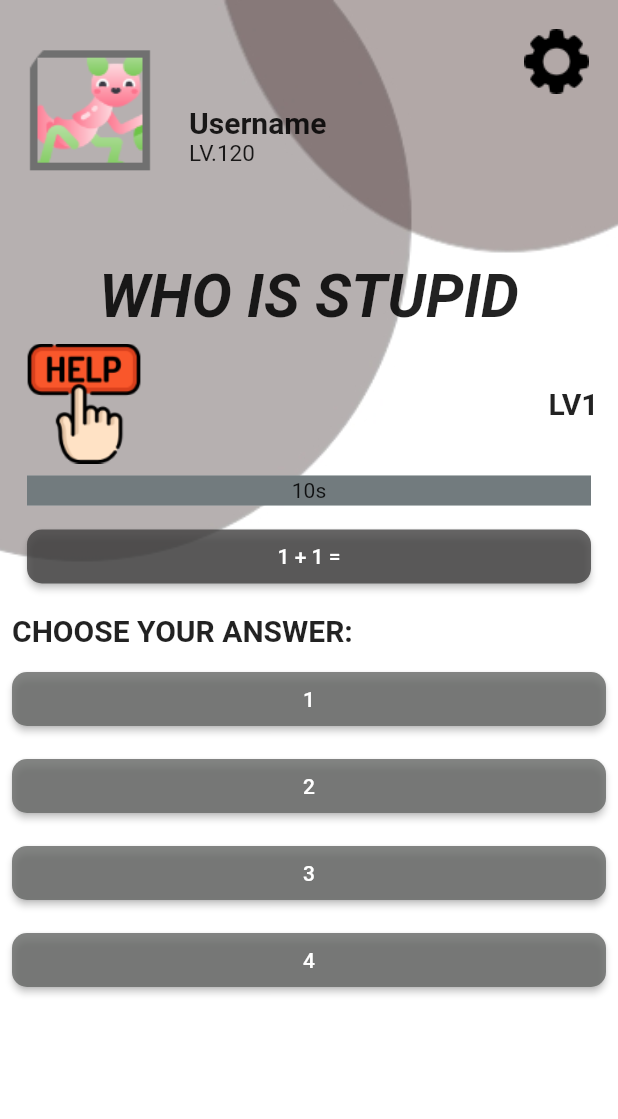
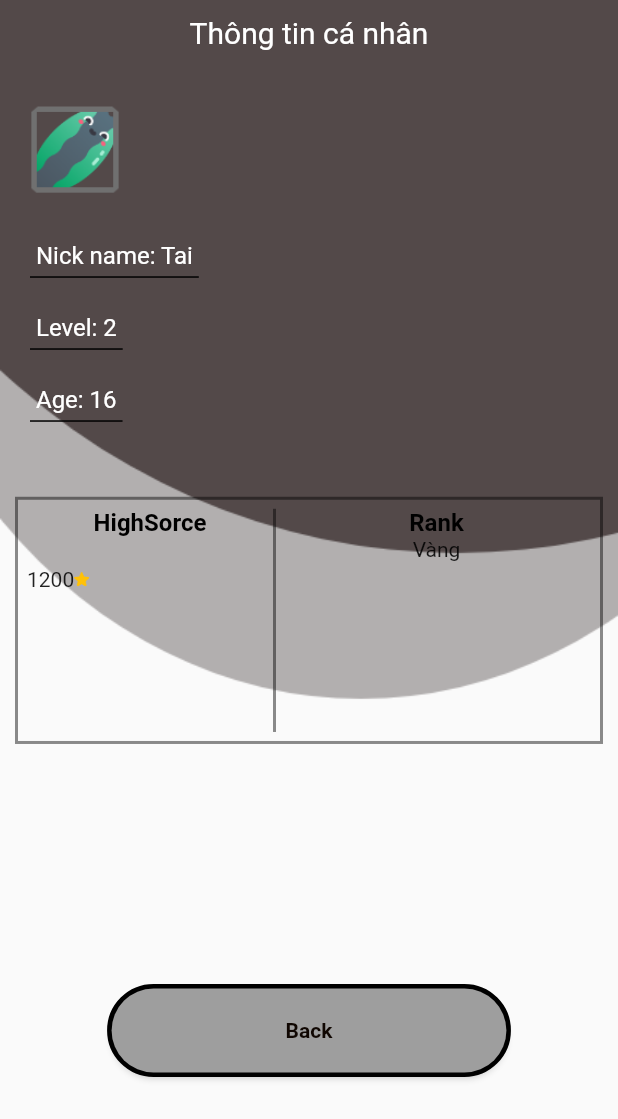
Before and after one commit to tainguyen2304/gameFlutter, a Flutter app: the screen it shows after launch, on a phone screen of 412 x 824 dp. Shown: the top 1119 px of the screen. Run offline on Flutter 3.47's test engine with Material 2 defaults, Android fonts, the light colour scheme and no system bars; drawn by our look-alikes of percent_indicator; Roboto replaces fonts that are missing (MyFont).

Commit message:
improvement flow

```diff
--- a/lib/main.dart
+++ b/lib/main.dart
@@ -1,20 +1,6 @@
+import 'package/Welcome.dart';
 import 'package:flutter/material.dart';
-import 'package:game/package/giao_dien_chienthang.dart';
-import 'package/gioi_thieu.dart';
-import 'package/dangnhap.dart';
-import 'package/chance_password.dart';
-import 'package/giao_dien_thongtin_email.dart';
-import 'package/giao_dien_OTP.dart';
-import 'package:game/package/giao_dien_bangtraloi.dart';
-import 'package/giao_dien_setting.dart';
-import 'package/giao_dien_Bangrxephangoff.dart';
-import 'package:game/data/dataoff.dart';
-import 'package/giao_dien_chotran.dart';
-import 'package/giao_dien_singup.dart';
-import 'package/giao_dien_username.dart';
-import 'package/chooseAvatar.dart';
-import 'package/giao_dien_menu_play.dart';
-import 'package/giao_dien_chotran_online.dart';
+import './package/InfomationDetail.dart';
 
 void main() {
   runApp(const MyApp());
@@ -31,20 +17,8 @@ class MyApp extends StatelessWidget {
       theme: ThemeData(
         primarySwatch: Colors.grey,
       ),
-      // home: GioiThieu(),
-      // home: ChooseAvatar(),
-      // home: DangNhap(),
-      // home: Chance_Password(),
-      // home: GiaoDien_Email(),
-      // home: GiaoDienOTP(),
-      home: GiaoDienBangTL(),
-      // home: Setting(),
-      // home: SetGiaoDien_Off(),
-      // home: MenuPlay(),
-      // home: Giaodien_ChoTran(),
-      // home: Giaodien_ChoTran_Online(),
-      // home: GiaoDien_Username(),
-      // home: GiaoDien_chienthang(),
+      // home: const GioiThieu(),
+      home: const InfoDetail(),
     );
   }
 }
--- /dev/null
+++ b/lib/models/avatar_models.dart
@@ -0,0 +1,5 @@
+class Avatar {
+  Avatar({required this.image, required this.id});
+  String image;
+  String id;
+}
--- /dev/null
+++ b/lib/package/InfomationDetail.dart
@@ -0,0 +1,167 @@
+import 'package:flutter/material.dart';
+
+class InfoDetail extends StatefulWidget {
+  const InfoDetail({super.key});
+
+  @override
+  State<InfoDetail> createState() => _InfoDetailState();
+}
+
+class _InfoDetailState extends State<InfoDetail> {
+  @override
+  Widget build(BuildContext context) {
+    return Scaffold(
+      body: Container(
+        padding: EdgeInsets.all(10),
+        width: MediaQuery.of(context).size.width,
+        decoration: const BoxDecoration(
+          image: DecorationImage(
+              image: AssetImage("images/backgroundGeneral.png"),
+              fit: BoxFit.cover),
+        ),
+        child: Column(
+          crossAxisAlignment: CrossAxisAlignment.start,
+          children: [
+            Center(
+              child: Text('Thông tin cá nhân',
+                  style: TextStyle(color: Colors.white, fontSize: 20)),
+            ),
+            Padding(
+              padding: const EdgeInsets.fromLTRB(0, 30.0, 0, 10.0),
+              child: Image.asset(
+                "images/avatar1.png",
+                fit: BoxFit.cover,
+                width: 80,
+              ),
+            ),
+            Container(
+              margin: EdgeInsets.all(10.0),
+              padding: EdgeInsets.all(4.0),
+              decoration: BoxDecoration(
+                  border: Border(bottom: BorderSide(color: Colors.black))),
+              child: Text(
+                'Nick name: Tai',
+                style: TextStyle(color: Colors.white, fontSize: 16),
+              ),
+            ),
+            Container(
+              margin: EdgeInsets.all(10.0),
+              padding: EdgeInsets.all(4.0),
+              decoration: BoxDecoration(
+                  border: Border(bottom: BorderSide(color: Colors.black))),
+              child: Text(
+                'Level: 2',
+                style: TextStyle(color: Colors.white, fontSize: 16),
+              ),
+            ),
+            Container(
+              margin: EdgeInsets.all(10.0),
+              padding: EdgeInsets.all(4.0),
+              decoration: BoxDecoration(
+                  border: Border(bottom: BorderSide(color: Colors.black))),
+              child: Text(
+                'Age: 16',
+                style: TextStyle(color: Colors.white, fontSize: 16),
+              ),
+            ),
+            Center(
+              child: Container(
+                margin: const EdgeInsets.fromLTRB(0, 40, 0, 0),
+                padding: const EdgeInsets.all(6),
+                height: MediaQuery.of(context).size.height * 1 / 5,
+                decoration: BoxDecoration(
+                    border: Border.all(color: Colors.black45, width: 2)),
+                child: Row(
+                  mainAxisAlignment: MainAxisAlignment.spaceBetween,
+                  children: [
+                    Container(
+                      width: MediaQuery.of(context).size.width * 1 / 2 - 40,
+                      decoration: const BoxDecoration(
+                        border: Border(
+                            right: BorderSide(color: Colors.black45, width: 2)),
+                      ),
+                      child: Column(
+                        crossAxisAlignment: CrossAxisAlignment.center,
+                        children: [
+                          const Text(
+                            'HighSorce',
+                            style: TextStyle(
+                                color: Colors.black,
+                                fontSize: 16,
+                                fontWeight: FontWeight.bold),
+                          ),
+                          Padding(
+                            padding: EdgeInsets.fromLTRB(0, 20, 0, 0),
+                            child: Row(
+                              children: [
+                                Text(
+                                  '1200',
+                                ),
+                                Image.asset(
+                                  "images/iconHighScore.png",
+                                  fit: BoxFit.cover,
+                                  width: 10,
+                                ),
+                              ],
+                            ),
+                          )
+                        ],
+                      ),
+                    ),
+                    Container(
+                      width: MediaQuery.of(context).size.width * 1 / 2,
+                      child: Column(
+                        crossAxisAlignment: CrossAxisAlignment.center,
+                        children: [
+                          const Text(
+                            'Rank',
+                            style: TextStyle(
+                                color: Colors.black,
+                                fontSize: 16,
+                                fontWeight: FontWeight.bold),
+                          ),
+                          Text('Vàng')
+                        ],
+                      ),
+                    ),
+                  ],
+                ),
+              ),
+            ),
+            Center(
+              child: Container(
+                margin: const EdgeInsets.fromLTRB(0, 160, 0, 0),
+                padding: const EdgeInsets.all(1),
+                decoration: BoxDecoration(
+                    border: Border.all(width: 2),
+                    color: Colors.black,
+                    borderRadius: BorderRadius.circular(50)),
+                child: Padding(
+                  padding: EdgeInsets.zero,
+                  child: ElevatedButton(
+                    style: ButtonStyle(
+                      shape: MaterialStateProperty.all(
+                        RoundedRectangleBorder(
+                            borderRadius: BorderRadius.circular(30.0)),
+                      ),
+                    ),
+                    onPressed: () => {},
+                    child: const Padding(
+                      padding: EdgeInsets.fromLTRB(100, 20, 100, 20),
+                      child: Text(
+                        "Back",
+                        style: TextStyle(
+                            color: Color.fromARGB(255, 16, 7, 2),
+                            fontWeight: FontWeight.bold),
+                      ),
+                    ),
+                  ),
+                ),
+              ),
+            )
+          ],
+        ),
+      ),
+    );
+  }
+}
--- a/pubspec.yaml
+++ b/pubspec.yaml
@@ -95,6 +95,7 @@ flutter:
     - images/avatar4.png
     - images/avatar5.png
     - images/avatar6.png
+    - images/iconHighScore.png
 
   #   - images/a_dot_ham.jpeg
 
```
Also changed, not shown: lib/package/HomePage.dart (renamed from lib/package/giao_dien_username.dart, +24 -26 lines), lib/package/Login.dart (renamed from lib/package/dangnhap.dart, +33 -14 lines), lib/package/Signup.dart (renamed from lib/package/giao_dien_singup.dart, +41 -20 lines), lib/package/chooseAvatar.dart (+98 -81 lines), lib/package/giao_dien_thongtin_email.dart (deleted, +0 -82 lines), lib/package/gioi_thieu.dart (deleted, +0 -39 lines), lib/package/welcome.dart (+33 -30 lines), images/iconHighScore.png (added).
